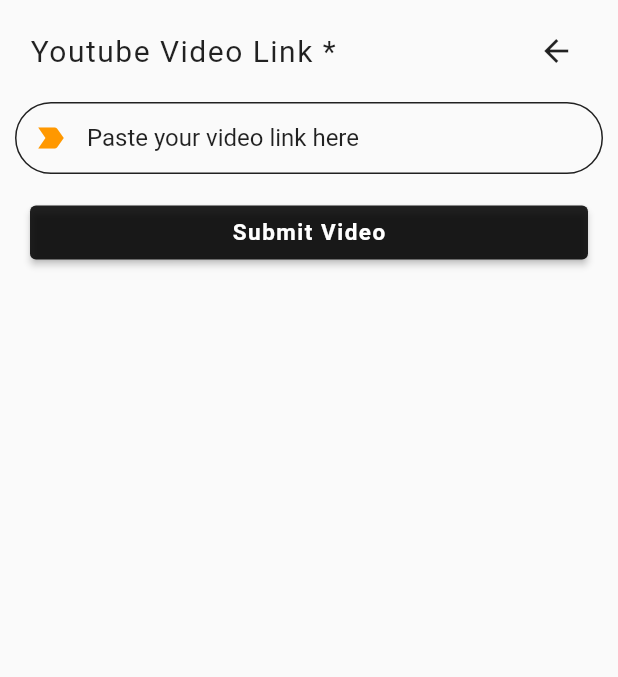
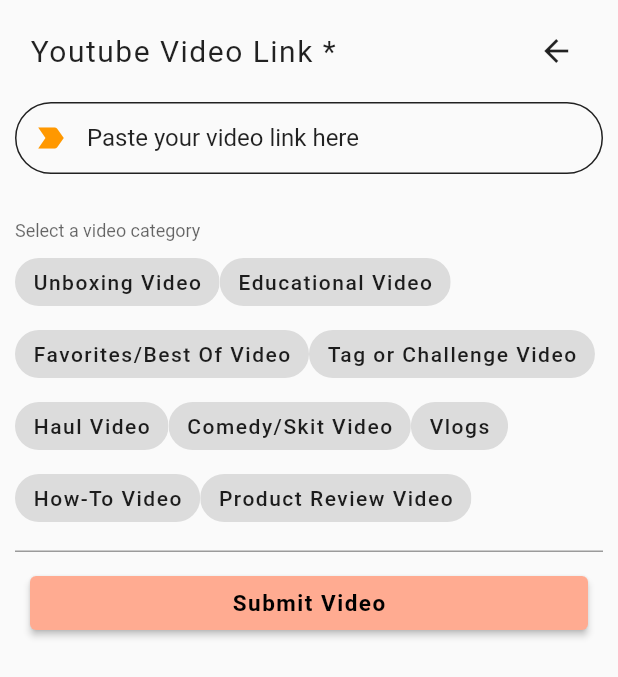
Before and after one commit to ashish1500616/utubeVyapar, a Flutter app: the CreateCampaign widget shown alone on an empty page, opened directly, on a phone screen of 412 x 824 dp. Shown: the top 677 px of the screen. Run offline on Flutter 3.47's test engine with Material 2 defaults, Android fonts, the phone set to English and light mode, and no system bars; drawn by our look-alikes of flutter_form_builder; our stand-ins replace circular_countdown_timer, firebase_auth, firebase_core, flutter_signin_button, flutter_spinkit, get and 4 more; accounts and stored records are empty; network calls fail.

Commit message:
Add Choice Chips to Add Campaign.

```diff
--- a/lib/controller/create_campaign_controller.dart
+++ b/lib/controller/create_campaign_controller.dart
@@ -2,18 +2,32 @@ import 'dart:convert';
 
 import 'package:firebase_auth/firebase_auth.dart';
 import 'package:flutter/material.dart';
+import 'package:flutter_form_builder/flutter_form_builder.dart';
 import 'package:get/get.dart';
 import 'package:http/http.dart' as http;
 
 class CreateCampaignController extends GetxController {
   TextEditingController youtube_video_link_text_controller =
       TextEditingController();
+  final formKey = GlobalKey<FormBuilderState>();
+
+  @override
+  void onInit() {
+    super.onInit();
+  }
 
   submitVideoLink() {
-    var dataMap = new Map();
-    dataMap["uuid"] = FirebaseAuth.instance.currentUser!.uid.toString();
-    dataMap["video_url"] = youtube_video_link_text_controller.text;
-    postYoutubeVideoLink(dataMap);
+    if (formKey.currentState!.validate()) {
+      formKey.currentState!.save();
+      final video_category = formKey.currentState!.fields["choice_chip"];
+      var dataMap = new Map();
+      dataMap["uuid"] = FirebaseAuth.instance.currentUser!.uid.toString();
+      if (validate()) {
+        dataMap["video_url"] = youtube_video_link_text_controller.text;
+        dataMap["vide_category_id"] = video_category;
+        postYoutubeVideoLink(dataMap);
+      }
+    }
   }
 
   postYoutubeVideoLink(data) async {
@@ -30,7 +44,8 @@ class CreateCampaignController extends GetxController {
       print('Response status: ${response.statusCode}');
       print('Response body: ${response.body}');
       Get.snackbar("response.statusCode", "Unable to push video to public pool",
-          backgroundColor: Colors.red, snackPosition: SnackPosition.TOP);
+          backgroundColor: Colors.red.shade100,
+          snackPosition: SnackPosition.TOP);
     }
   }
 
@@ -38,4 +53,15 @@ class CreateCampaignController extends GetxController {
     Get.back();
     youtube_video_link_text_controller.clear();
   }
+
+  bool validate() {
+    if (youtube_video_link_text_controller.text.isNotEmpty) {
+      return true;
+    } else {
+      Get.snackbar("Error", "Youtube video link cant be empty.",
+          backgroundColor: Colors.red.shade100,
+          snackPosition: SnackPosition.BOTTOM);
+      return false;
+    }
+  }
 }
--- a/lib/main.dart
+++ b/lib/main.dart
@@ -1,11 +1,14 @@
 import 'package:flutter/material.dart';
 import 'package:get/get.dart';
 import 'package:get_storage/get_storage.dart';
+import 'package:google_mobile_ads/google_mobile_ads.dart';
 import 'package:utubevyappar/views/homepage.dart';
 import 'package:utubevyappar/views/watch_a_video.dart';
 import 'package:utubevyappar/views/welcome.dart';
 
 main() async {
+  WidgetsFlutterBinding.ensureInitialized();
+  MobileAds.instance.initialize();
   await GetStorage.init();
   runApp(App());
 }
--- a/lib/views/create_campaign.dart
+++ b/lib/views/create_campaign.dart
@@ -1,4 +1,5 @@
 import 'package:flutter/material.dart';
+import 'package:flutter_form_builder/flutter_form_builder.dart';
 import 'package:get/get.dart';
 import 'package:utubevyappar/controller/create_campaign_controller.dart';
 
@@ -8,13 +9,10 @@ class CreateCampaign extends StatelessWidget {
     CreateCampaignController createCampaignController =
         Get.put(CreateCampaignController());
     final _mediaQuery = MediaQuery.of(context).size;
-    return Container(
+    return SingleChildScrollView(
+      scrollDirection: Axis.vertical,
       child: Column(
         children: [
-          /* enter address details */
-          /*SizedBox(
-            height: 50,
-          ),*/
           Padding(
             padding: EdgeInsets.only(top: 10),
             child: Row(
@@ -83,11 +81,101 @@ class CreateCampaign extends StatelessWidget {
                     ),
                   ),
                 ),
-              )
+              ),
+              Container(
+                padding: EdgeInsets.all(10),
+                child: FormBuilder(
+                  key: createCampaignController.formKey,
+                  child: FormBuilderChoiceChip(
+                    name: 'choice_chip',
+                    decoration: InputDecoration(
+                      labelText: 'Select a video category',
+                    ),
+                    options: [
+                      FormBuilderFieldOption(
+                          value: '1',
+                          child: Text(
+                            'Unboxing Video',
+                            style: TextStyle(
+                              letterSpacing: 1,
+                            ),
+                          )),
+                      FormBuilderFieldOption(
+                          value: '2',
+                          child: Text(
+                            'Educational Video',
+                            style: TextStyle(
+                              letterSpacing: 1,
+                            ),
+                          )),
+                      FormBuilderFieldOption(
+                          value: '3',
+                          child: Text(
+                            'Favorites/Best Of Video',
+                            style: TextStyle(
+                              letterSpacing: 1,
+                            ),
+                          )),
+                      FormBuilderFieldOption(
+                          value: '4',
+                          child: Text(
+                            'Tag or Challenge Video',
+                            style: TextStyle(
+                              letterSpacing: 1,
+                            ),
+                          )),
+                      FormBuilderFieldOption(
+                        value: '5',
+                        child: Text(
+                          'Haul Video',
+                          style: TextStyle(
+                            letterSpacing: 1,
+                          ),
+                        ),
+                      ),
+                      FormBuilderFieldOption(
+                        value: '6',
+                        child: Text(
+                          'Comedy/Skit Video',
+                          style: TextStyle(
+                            letterSpacing: 1,
+                          ),
+                        ),
+                      ),
+                      FormBuilderFieldOption(
+                          value: '7',
+                          child: Text(
+                            'Vlogs',
+                            style: TextStyle(
+                              letterSpacing: 1,
+                            ),
+                          )),
+                      FormBuilderFieldOption(
+                          value: '8',
+                          child: Text(
+                            'How-To Video',
+                            style: TextStyle(
+                              letterSpacing: 1,
+                            ),
+                          )),
+                      FormBuilderFieldOption(
+                          value: '9',
+                          child: Text(
+                            'Product Review Video',
+                            style: TextStyle(
+                              letterSpacing: 1,
+                            ),
+                          )),
+                    ],
+                    validator: FormBuilderValidators.required(context,
+                        errorText: "Please select one of the category"),
+                  ),
+                  onChanged: () {
+                    print("Changed ");
+                  },
+                ),
+              ),
             ],
-          ),
-          SizedBox(
-            height: 5,
           ),
           Container(
             width: _mediaQuery.width * 8,
@@ -98,19 +186,17 @@ class CreateCampaign extends StatelessWidget {
                 child: Text(
                   "Submit Video",
                   style: TextStyle(
-                    color: Colors.white,
+                    color: Colors.black,
                     fontSize: 15,
                     fontWeight: FontWeight.bold,
                     letterSpacing: 1.0,
                   ),
                 ),
-                style: ElevatedButton.styleFrom(primary: Colors.black87),
+                style: ElevatedButton.styleFrom(
+                    primary: Colors.deepOrange.shade200),
               ),
             ),
           ),
-          SizedBox(
-            height: 50,
-          )
         ],
       ),
     );
--- a/lib/views/watch_a_video.dart
+++ b/lib/views/watch_a_video.dart
@@ -22,7 +22,7 @@ class _WatchVideoState extends State<WatchVideo> {
     // watchVideoController.getRandomCampaignURL();
     return Scaffold(
       appBar: AppBar(
-        backgroundColor: Colors.lightBlueAccent,
+        backgroundColor: Colors.deepOrange.shade200,
       ),
       body: Column(
         children: [
--- a/pubspec.yaml
+++ b/pubspec.yaml
@@ -32,7 +32,10 @@ dependencies:
   circular_countdown_timer: ^0.2.0
   flutter_spinkit: ^5.0.0
   get_storage: ^2.0.2
+  firebase_messaging: ^10.0.2
   http: ^0.13.3
+  google_mobile_ads: ^0.13.0
+  flutter_form_builder: ^6.0.1
 
   # The following adds the Cupertino Icons font to your application.
   # Use with the CupertinoIcons class for iOS style icons.
```
Also changed, not shown: lib/controller/home_page_controller.dart (+36 -2 lines), lib/views/homepage.dart (+25 -8 lines), assets/images/video_campaign.png (added), assets/images/watch_video.png (added).
